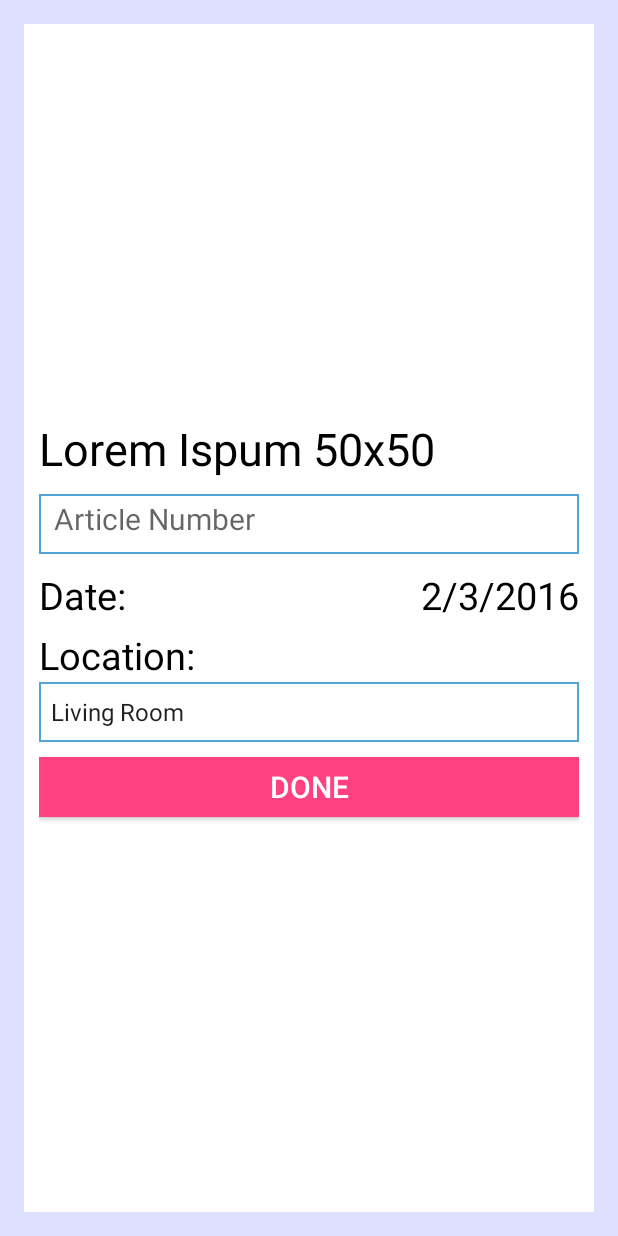
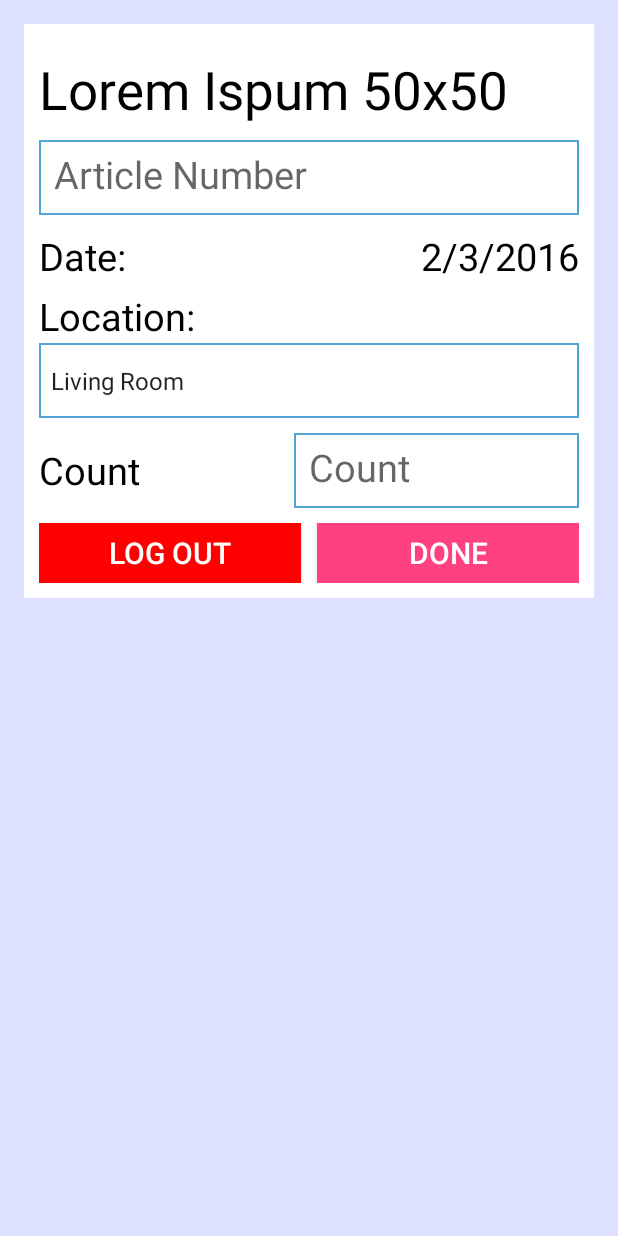
Before and after one commit to ccastell/Transfer-System, an Android app: the layout activity_dashboard.xml on its own in the app's theme, with its tools: preview values and no code run, on a phone screen of 412 x 824 dp. Run offline under Robolectric (Android 15) with nearby library versions, the phone set to English and light mode, and no system bars.

Commit message:
Finished XML

```diff
--- a/Application/app/src/main/AndroidManifest.xml
+++ b/Application/app/src/main/AndroidManifest.xml
@@ -8,14 +8,18 @@
         android:label="@string/app_name"
         android:supportsRtl="true"
         android:theme="@style/AppTheme">
-        <activity android:name=".MainActivity">
+        <activity
+            android:name=".MainActivity"
+            android:windowSoftInputMode="adjustResize|stateHidden">
             <intent-filter>
                 <action android:name="android.intent.action.MAIN" />
 
                 <category android:name="android.intent.category.LAUNCHER" />
             </intent-filter>
         </activity>
-        <activity android:name=".Dashboard"></activity>
+        <activity
+            android:name=".DashboardActivity"
+            android:windowSoftInputMode="adjustResize|stateHidden"></activity>
     </application>
 
 </manifest>
--- /dev/null
+++ b/Application/app/src/main/gen/com/example/transfer/BuildConfig.java
@@ -0,0 +1,8 @@
+/*___Generated_by_IDEA___*/
+
+package com.example.transfer;
+
+/* This stub is only used by the IDE. It is NOT the BuildConfig class actually packed into the APK */
+public final class BuildConfig {
+  public final static boolean DEBUG = Boolean.parseBoolean(null);
+}
--- /dev/null
+++ b/Application/app/src/main/gen/com/example/transfer/Manifest.java
@@ -0,0 +1,7 @@
+/*___Generated_by_IDEA___*/
+
+package com.example.transfer;
+
+/* This stub is only used by the IDE. It is NOT the Manifest class actually packed into the APK */
+public final class Manifest {
+}
--- /dev/null
+++ b/Application/app/src/main/gen/com/example/transfer/R.java
@@ -0,0 +1,7 @@
+/*___Generated_by_IDEA___*/
+
+package com.example.transfer;
+
+/* This stub is only used by the IDE. It is NOT the R class actually packed into the APK */
+public final class R {
+}
--- a/Application/app/src/main/java/com/example/transfer/Dashboard.java
+++ /dev/null
@@ -1,13 +0,0 @@
-package com.example.transfer;
-
-import android.support.v7.app.AppCompatActivity;
-import android.os.Bundle;
-
-public class Dashboard extends AppCompatActivity {
-
-    @Override
-    protected void onCreate(Bundle savedInstanceState) {
-        super.onCreate(savedInstanceState);
-        setContentView(R.layout.activity_dashboard);
-    }
-}
--- /dev/null
+++ b/Application/app/src/main/java/com/example/transfer/DashboardActivity.java
@@ -0,0 +1,31 @@
+package com.example.transfer;
+
+import android.content.Intent;
+import android.support.v7.app.AlertDialog;
+import android.support.v7.app.AppCompatActivity;
+import android.os.Bundle;
+import android.view.View;
+
+public class DashboardActivity extends AppCompatActivity {
+
+    @Override
+    protected void onCreate(Bundle savedInstanceState) {
+        super.onCreate(savedInstanceState);
+        setContentView(R.layout.activity_dashboard);
+    }
+
+    /** Called when the user clicks the singOut button */
+    public void signOutButton(View view) {
+        Intent intent = new Intent(this, MainActivity.class);
+        intent.setFlags(Intent.FLAG_ACTIVITY_NEW_TASK | Intent.FLAG_ACTIVITY_CLEAR_TASK);
+        startActivity(intent);
+    }
+
+    /** Called when the user clicks the submit button */
+    public void submitButton(View view) {
+        AlertDialog alertDialog = new AlertDialog.Builder(this).create();
+        alertDialog.setMessage("Successfully transferred an item.");
+        alertDialog.show();
+    }
+
+}
--- a/Application/app/src/main/java/com/example/transfer/MainActivity.java
+++ b/Application/app/src/main/java/com/example/transfer/MainActivity.java
@@ -1,7 +1,9 @@
 package com.example.transfer;
 
+import android.content.Intent;
 import android.support.v7.app.AppCompatActivity;
 import android.os.Bundle;
+import android.view.View;
 
 public class MainActivity extends AppCompatActivity {
 
@@ -10,4 +12,10 @@ public class MainActivity extends AppCompatActivity {
         super.onCreate(savedInstanceState);
         setContentView(R.layout.activity_main);
     }
+
+    /** Called when the user clicks the singIn button */
+    public void signInButton(View view) {
+        Intent intent = new Intent(this, DashboardActivity.class);
+        startActivity(intent);
+    }
 }
--- a/Application/app/src/main/res/layout/activity_dashboard.xml
+++ b/Application/app/src/main/res/layout/activity_dashboard.xml
@@ -1,4 +1,5 @@
 <?xml version="1.0" encoding="utf-8"?>
+
 <RelativeLayout xmlns:android="http://schemas.android.com/apk/res/android"
     xmlns:tools="http://schemas.android.com/tools"
     android:id="@+id/activity_dashboard"
@@ -9,16 +10,20 @@
     android:paddingRight="@dimen/activity_horizontal_margin"
     android:paddingTop="@dimen/activity_vertical_margin"
     android:background="@color/colorBackground"
-    tools:context="com.example.transfer.Dashboard">
+    tools:context="com.example.transfer.DashboardActivity">
+
+    <ScrollView
+        android:layout_width="match_parent"
+        android:layout_height="match_parent">
 
     <RelativeLayout
         android:layout_width="match_parent"
         android:layout_height="match_parent"
         android:layout_alignParentTop="true"
-        android:background="@color/colorWhite"
         android:layout_alignParentStart="true"
         android:padding="10dp"
-        android:gravity="center">
+        android:gravity="center"
+        android:background="@color/colorWhite">
 
 
         <TextView
@@ -26,19 +31,19 @@
             android:layout_width="match_parent"
             android:layout_height="wrap_content"
             android:id="@+id/article_name_textview"
-            android:textSize="30dp"
+            android:textSize="35dp"
             android:textColor="@color/colorBlack"
             android:layout_alignParentTop="true"
             android:layout_marginTop="10dp" />
 
         <EditText
             android:layout_width="match_parent"
-            android:layout_height="@dimen/activity_inputbox_height"
+            android:layout_height="50dp"
             android:layout_below="@id/article_name_textview"
             android:textColor="@color/colorBlack"
             android:inputType="textPersonName"
             android:hint="Article Number"
-            android:textSize="@dimen/activity_inputbox_textsize"
+            android:textSize="25dp"
             android:padding="10dp"
             android:id="@+id/article_number_input"
             android:background="@drawable/boxwithborder"
@@ -83,8 +88,7 @@
             android:orientation="vertical"
             android:id="@+id/location_view"
             android:layout_marginTop="10dp"
-            android:layout_below="@id/date_view"
-            android:weightSum="2">
+            android:layout_below="@id/date_view">
 
             <TextView
                 android:text="Location:"
@@ -98,30 +102,83 @@
             <Spinner
                 android:layout_marginTop="5dp"
                 android:layout_width="match_parent"
-                android:layout_height="40dp"
+                android:layout_height="50dp"
                 android:entries="@array/departments"
                 android:background="@drawable/boxwithborder"
                 android:id="@+id/spinner"
-                android:textSize="25dp"
+                android:textSize="25sp"
                 android:layout_gravity="right"/>
         </LinearLayout>
 
+        <LinearLayout
+            android:orientation="horizontal"
+            android:layout_width="match_parent"
+            android:layout_height="wrap_content"
+            android:layout_below="@+id/location_view"
+            android:id="@+id/count_view"
+            android:layout_marginTop="10dp"
+            android:weightSum="1.0">
+
+            <TextView
+                android:text="Count"
+                android:layout_width="wrap_content"
+                android:layout_height="match_parent"
+                android:textSize="25dp"
+                android:textColor="@color/colorBlack"
+                android:layout_gravity="left"
+                android:layout_weight="0.50"
+                android:gravity="left|center" />
+
+            <EditText
+                android:layout_width="wrap_content"
+                android:layout_height="50dp"
+                android:textSize="25dp"
+                android:background="@drawable/boxwithborder"
+                android:hint="Count"
+                android:padding="10dp"
+                android:id="@+id/count_edit_view"
+                android:layout_weight=".5" />
+
+
+
+
+        </LinearLayout>
+
+        <LinearLayout
+            android:orientation="horizontal"
+            android:layout_width="match_parent"
+            android:layout_height="wrap_content"
+            android:id="@+id/buttons_view"
+            android:layout_marginTop="10dp"
+            android:layout_below="@+id/count_view"
+            android:weightSum="1.0">
+
+            <Button
+                android:text="Log Out"
+                android:layout_width="match_parent"
+                android:layout_height="@dimen/activity_button_height"
+                android:textSize="@dimen/activity_button_textsize"
+                android:id="@+id/back_button"
+                android:layout_weight=".5"
+                android:background="@color/colorRed"
+                android:textColor="@color/colorWhite"
+                android:layout_marginRight="5dp"
+                android:onClick="signOutButton"/>
 
             <Button
                 android:text="Done"
                 android:layout_width="match_parent"
                 android:layout_height="@dimen/activity_button_height"
-            android:layout_marginTop="10dp"
                 android:textSize="@dimen/activity_button_textsize"
                 android:id="@+id/done_button"
-            android:layout_below="@+id/location_view"
+                android:layout_weight=".5"
                 android:background="@color/colorAccent"
-            android:layout_centerHorizontal="true"
                 android:textColor="@color/colorWhite"
-            android:layout_marginBottom="10dp" />
-
+                android:layout_marginLeft="5dp"
+                android:onClick="submitButton"/>
+        </LinearLayout>
 
     </RelativeLayout>
-
+    </ScrollView>
 
 </RelativeLayout>
--- a/Application/app/src/main/res/layout/activity_main.xml
+++ b/Application/app/src/main/res/layout/activity_main.xml
@@ -56,7 +56,8 @@
         android:background="@color/colorAccent"
         android:layout_centerHorizontal="true"
         android:textColor="@color/colorWhite"
-        android:layout_marginBottom="10dp"/>
+        android:layout_marginBottom="10dp"
+        android:onClick="signInButton"/>
     </RelativeLayout>
 
 </RelativeLayout>
--- a/Application/app/src/main/res/values/colors.xml
+++ b/Application/app/src/main/res/values/colors.xml
@@ -6,4 +6,5 @@
     <color name="colorBackground">#dde0ff</color>
     <color name="colorWhite">#ffffff</color>
     <color name="colorBlack">#000000</color>
+    <color name="colorRed">#ff0000</color>
 </resources>
```
Also changed, not shown: 7 other files. Lines whose indentation alone changed are shown as unchanged.
